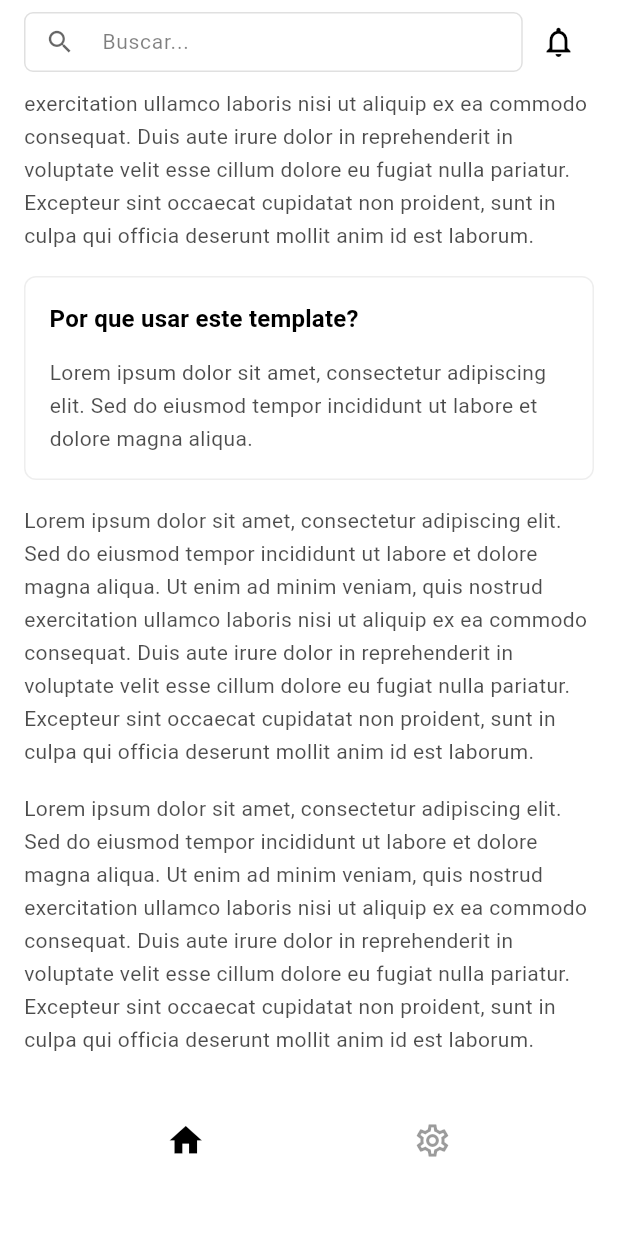
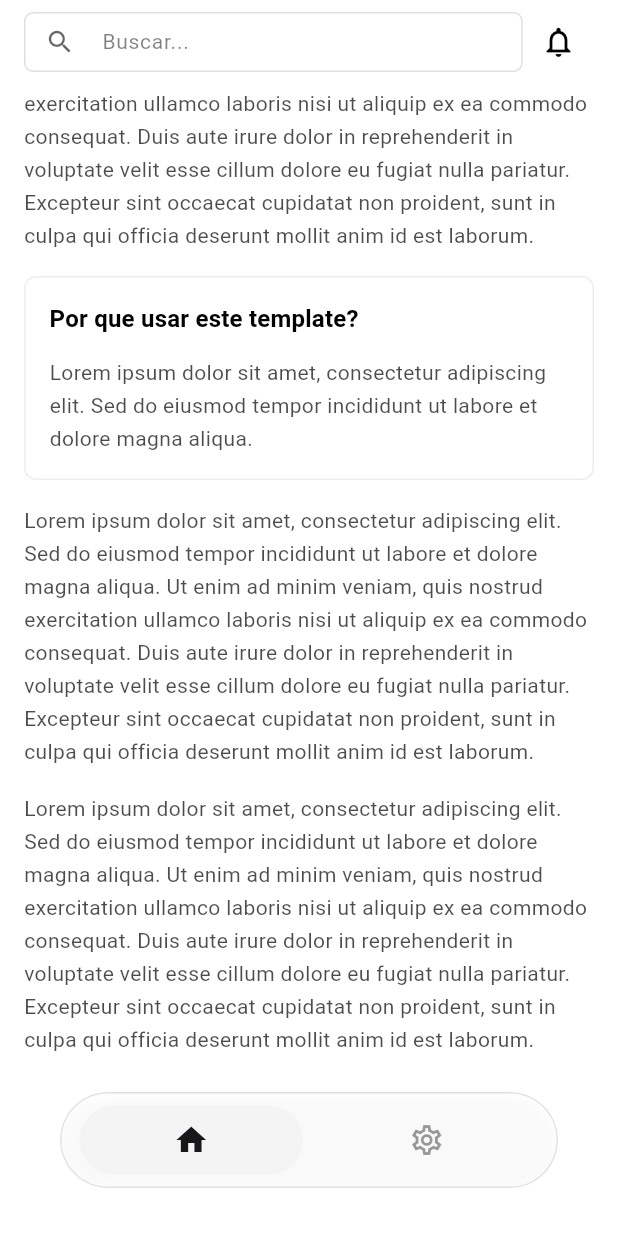
Before and after one commit to carlosxfelipe/go-router-template, a Flutter app: the screen it shows after launch, scrolled down 448 dp, on a phone screen of 412 x 824 dp. Run offline on Flutter 3.47's test engine with Material 3 defaults, Android fonts, the phone set to English and light mode, and no system bars; our stand-ins replace go_router.

Commit message:
refactor: Update FloatingDock UI with refined styling, padding, and improved selected item visuals, and remove commented image from home screen.

```diff
--- a/lib/widgets/layout/floating_dock.dart
+++ b/lib/widgets/layout/floating_dock.dart
@@ -62,31 +62,27 @@ class _FloatingDockState extends State<FloatingDock> {
   Widget _buildDock(bool isDarkMode, ThemeData theme) {
     return Container(
       height: 64,
+      padding: const EdgeInsets.symmetric(
+        horizontal: 8,
+        vertical: 8,
+      ), // Padding para os itens "dentro" do dock
       decoration: BoxDecoration(
         color: widget.isGlass
             ? (isDarkMode
-                  ? Colors.white.withAlpha(20)
+                  ? Colors.black.withAlpha(40)
                   : Colors.white.withAlpha(150))
-            : (isDarkMode
-                  ? theme.colorScheme.surface
-                  : theme.colorScheme.surface),
+            : theme.colorScheme.surface,
         borderRadius: BorderRadius.circular(32),
-        boxShadow: widget.isGlass
-            ? null
-            : [
+        boxShadow: [
           BoxShadow(
-                  color: Colors.black.withAlpha(isDarkMode ? 120 : 40),
-                  blurRadius: 25,
-                  offset: const Offset(0, 8),
+            color: Colors.black.withAlpha(isDarkMode ? 40 : 15),
+            blurRadius: 10,
+            offset: const Offset(0, 4),
           ),
         ],
         border: Border.all(
-          color: isDarkMode
-              ? Colors.white.withAlpha(30)
-              : (widget.isGlass
-                    ? Colors.white.withAlpha(100)
-                    : Colors.black.withAlpha(10)),
-          width: 1.5,
+          color: isDarkMode ? Colors.grey.shade700 : Colors.grey.shade300,
+          width: 1.0,
         ),
       ),
       child: Row(
@@ -118,18 +114,29 @@ class _FloatingDockState extends State<FloatingDock> {
     final theme = Theme.of(context);
 
     return Expanded(
+      child: Padding(
+        padding: const EdgeInsets.symmetric(horizontal: 4),
         child: InkWell(
           onTap: () => _onItemTapped(index),
-        borderRadius: BorderRadius.circular(32),
-        child: SizedBox(
-          height: 64,
+          borderRadius: BorderRadius.circular(24),
+          child: AnimatedContainer(
+            duration: const Duration(milliseconds: 200),
+            decoration: BoxDecoration(
+              color: isSelected
+                  ? (isDarkMode
+                        ? Colors.white.withAlpha(30)
+                        : theme.colorScheme.secondary)
+                  : Colors.transparent,
+              borderRadius: BorderRadius.circular(24),
+            ),
             child: Center(
               child: Icon(
                 icon,
-              size: 26,
+                size: 24,
                 color: isSelected
-                  ? (isDarkMode ? Colors.white : Colors.black)
+                    ? (isDarkMode ? Colors.white : theme.colorScheme.primary)
                     : theme.colorScheme.onSurface.withAlpha(100),
+              ),
             ),
           ),
         ),
```
Also changed, not shown: lib/screens/home_screen.dart (+10 -0 lines). Lines whose indentation alone changed are shown as unchanged.
